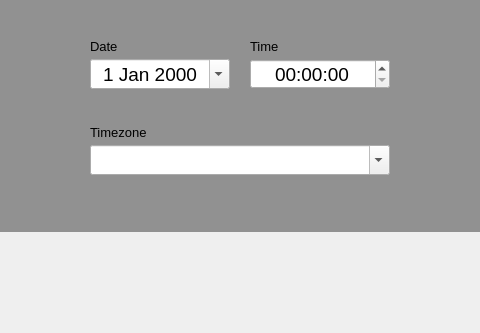
First picture: the form in yali/gui/Ui/datetimewidget.ui, repository dadas45li/yali, before the edit; both pictures show x 214 to 694 and y 119 to 452 of the 850 by 452 pixel window.
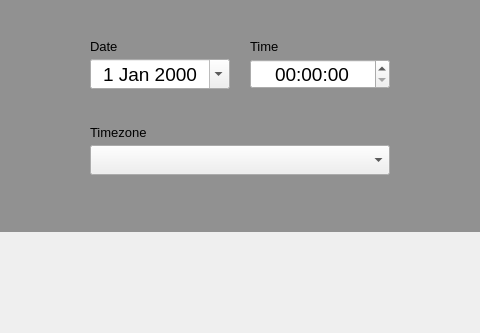
Second picture: the form after the edit. Icons and pictures are not drawn.

Diff of the .ui file:
```diff
--- a/yali/gui/Ui/datetimewidget.ui
+++ b/yali/gui/Ui/datetimewidget.ui
@@ -338,7 +338,7 @@
              </font>
             </property>
             <property name="editable">
-             <bool>true</bool>
+             <bool>false</bool>
             </property>
            </widget>
           </item>
```
